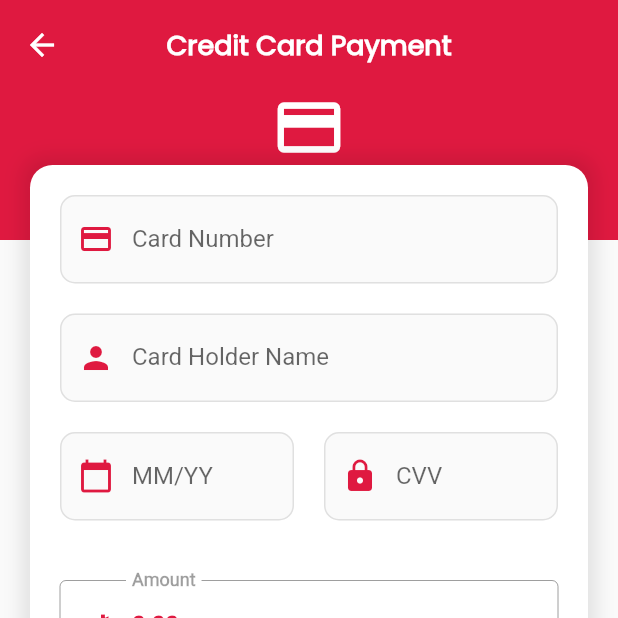
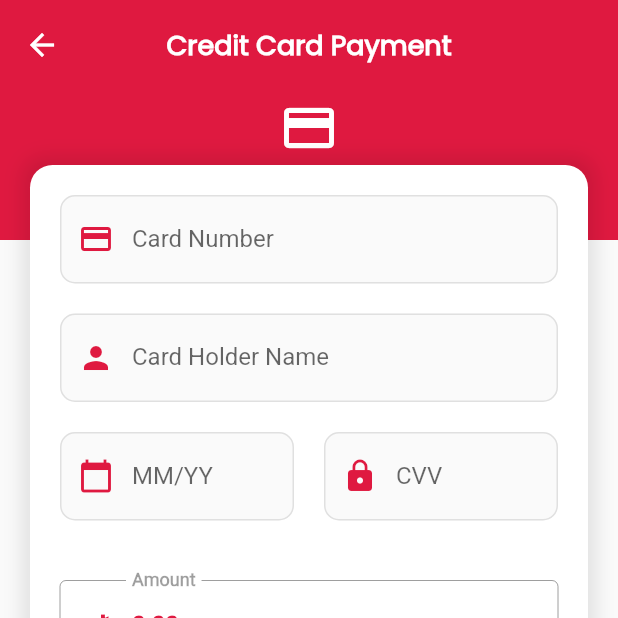
Before and after one commit to aliozer0/apartmant-manager, a Flutter app: the CreditCardFormScreen screen opened directly with empty values, on a phone screen of 412 x 824 dp, the top half of it. Run offline on Flutter 3.47's test engine with Material 3 defaults, Android fonts, the phone set to English and light mode, and no system bars; our stand-ins replace easy_localization, get_it, lottie, rxdart, shared_preferences, webview_flutter; missing offline and left inert: clipboard, qr_code_scanner_plus; accounts and stored records are empty.

Commit message:
credit card page redesigned and fixed

```diff
--- a/lib/modules/module/credit-card-form.dart
+++ b/lib/modules/module/credit-card-form.dart
@@ -213,7 +213,7 @@ class _CreditCardFormScreenState extends State<CreditCardFormScreen> {
               child: const Center(
                 child: Icon(
                   Icons.credit_card_outlined,
-                  size: 50,
+                  size: 40,
                   color: Colors.white,
                 ),
               ),
```
